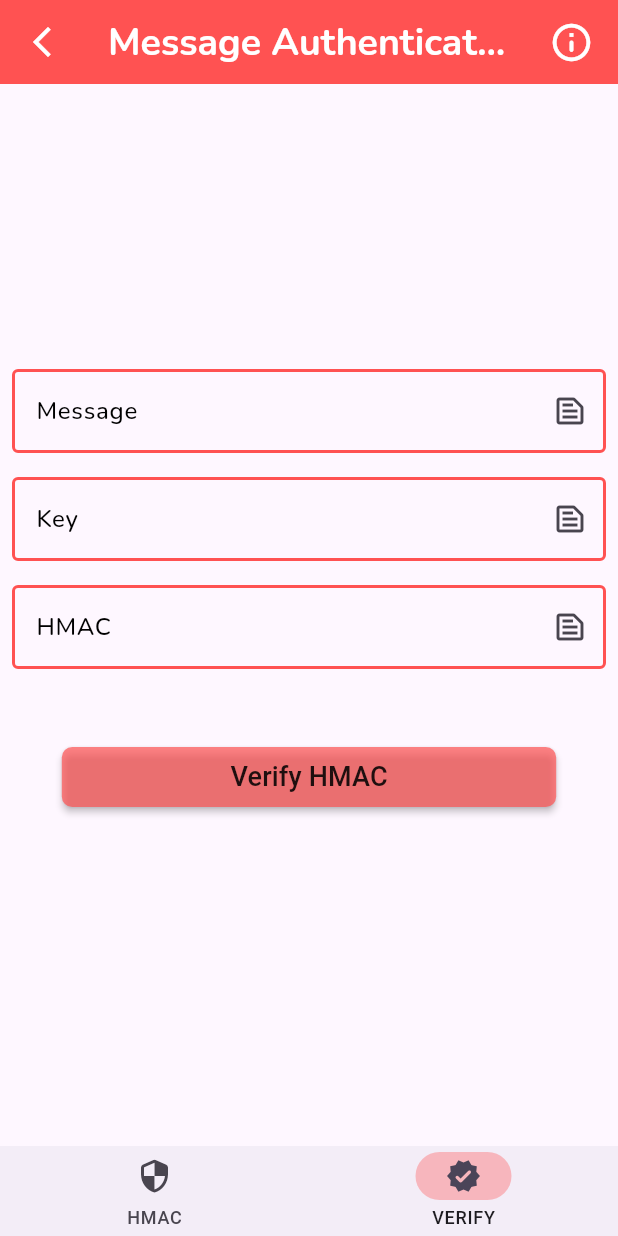
After one commit to Ram3ez/CyberSec, a Flutter app: the MessageAuthenticationPage screen opened directly, item 2 of the bottom bar chosen, after a tap on "Verify HMAC", on a phone screen of 412 x 824 dp. The commit adds this screen. Run offline on Flutter 3.47's test engine with Material 3 defaults, Android fonts, the phone set to English and light mode, and no system bars; our stand-ins replace google_fonts; missing offline and left inert: encrypt.

Commit message:
Added Message Authentication, refactored existing functions.

```diff
--- /dev/null
+++ b/lib/functions/message_authentication.dart
@@ -0,0 +1,17 @@
+import 'dart:convert';
+import 'package:crypto/crypto.dart';
+import 'package:flutter/services.dart';
+
+class MessageAuthentication {
+  static String genMAC(String message, String key) {
+    Uint8List messageBytes = utf8.encode(message);
+    Uint8List keyBytes = utf8.encode(key);
+
+    Hmac mac = Hmac(sha256, keyBytes);
+    return mac.convert(messageBytes).toString();
+  }
+
+  static bool checkMAC(String message, String key, String mac) {
+    return genMAC(message, key) == mac;
+  }
+}
--- a/lib/functions/miller_rabbin_test.dart
+++ b/lib/functions/miller_rabbin_test.dart
@@ -1,6 +1,7 @@
 import 'dart:math';
 
-bool millerRabinTest(BigInt n, {int k = 5}) {
+class MillerRabbinTest {
+  static bool test(BigInt n, {int k = 5}) {
     if (n < BigInt.from(2)) return false;
     if (n == BigInt.from(2) || n == BigInt.from(3)) return true;
     if (n % BigInt.from(2) == BigInt.from(0)) return false;
@@ -34,7 +35,7 @@ bool millerRabinTest(BigInt n, {int k = 5}) {
     return true;
   }
 
-int modPow(int base, int exponent, int mod) {
+  static int modPow(int base, int exponent, int mod) {
     int result = 1;
     base %= mod;
     while (exponent > 0) {
@@ -44,3 +45,4 @@ int modPow(int base, int exponent, int mod) {
     }
     return result;
   }
+}
--- /dev/null
+++ b/lib/pages/hmac_generation_page.dart
@@ -0,0 +1,88 @@
+import 'package:cyber_sec/components/custom_button.dart';
+import 'package:cyber_sec/components/custom_text_field.dart';
+import 'package:cyber_sec/functions/message_authentication.dart';
+import 'package:flutter/material.dart';
+import 'package:flutter/services.dart';
+
+// ignore: must_be_immutable
+class HmacGenerationPage extends StatelessWidget {
+  HmacGenerationPage({super.key});
+
+  final TextEditingController messageController = TextEditingController();
+
+  final TextEditingController keyController = TextEditingController();
+
+  final TextEditingController hmacController = TextEditingController();
+
+  String mac = "";
+
+  @override
+  Widget build(BuildContext context) {
+    return Scaffold(
+      body: Column(
+        mainAxisAlignment: MainAxisAlignment.center,
+        children: [
+          Spacer(),
+          CustomTextField(
+            label: "Message",
+            controller: messageController,
+            isNum: false,
+          ),
+          CustomTextField(
+            label: "Key",
+            controller: keyController,
+            isNum: false,
+          ),
+          SizedBox(height: 40),
+          CustomButton(
+            label: "Generate HMAC",
+            onPress: () {
+              if (messageController.text != "" && keyController.text != "") {
+                mac = MessageAuthentication.genMAC(
+                  messageController.text,
+                  keyController.text,
+                );
+              } else {
+                mac = "";
+                ScaffoldMessenger.of(context).showSnackBar(
+                  SnackBar(
+                    duration: Durations.long4,
+                    backgroundColor: Theme.of(context).canvasColor,
+                    content: Text(
+                      "Please Enter Both message and key",
+                      style: Theme.of(context).textTheme.bodySmall,
+                    ),
+                    behavior: SnackBarBehavior.floating,
+                  ),
+                );
+              }
+              hmacController.text = mac;
+            },
+          ),
+          Spacer(),
+          CustomTextField(
+            label: "HMAC",
+            controller: hmacController,
+            readOnly: true,
+            isNum: false,
+            iconFunction: () {
+              Clipboard.setData(ClipboardData(text: hmacController.text));
+              ScaffoldMessenger.of(context).showSnackBar(
+                SnackBar(
+                  duration: Durations.long4,
+                  backgroundColor: Theme.of(context).canvasColor,
+                  content: Text(
+                    "Copied to clipboard",
+                    style: Theme.of(context).textTheme.bodySmall,
+                  ),
+                  behavior: SnackBarBehavior.floating,
+                ),
+              );
+            },
+          ),
+          Spacer(),
+        ],
+      ),
+    );
+  }
+}
--- /dev/null
+++ b/lib/pages/message_authentication_page.dart
@@ -0,0 +1,95 @@
+import 'package:cyber_sec/components/base_page.dart';
+import 'package:cyber_sec/components/custom_dialog.dart';
+import 'package:cyber_sec/pages/hmac_generation_page.dart';
+import 'package:cyber_sec/pages/verify_hmac_page.dart';
+import 'package:flutter/material.dart';
+
+class MessageAuthenticationPage extends StatefulWidget {
+  const MessageAuthenticationPage({super.key});
+
+  @override
+  State<MessageAuthenticationPage> createState() =>
+      _MessageAuthenticationPageState();
+}
+
+class _MessageAuthenticationPageState extends State<MessageAuthenticationPage> {
+  int index = 0;
+
+  List<Widget> pages = [HmacGenerationPage(), VerifyHmacPage()];
+
+  @override
+  Widget build(BuildContext context) {
+    return BasePage(
+      dialog: CustomDialog(
+        title: "What is Message Authentication?",
+        body:
+            """A Message Authentication Code (MAC) is a short piece of information used to verify the integrity and authenticity of a message.
+
+It tells the receiver:
+
+"This message has not been tampered with"
+ "It came from someone who knows the shared secret key"
+
+MACs are used in systems where the sender and receiver share a secret key.
+
+How Does MAC Work?
+
+ Sender Side:
+Sender has a message M and a secret key K.
+Sender runs a MAC algorithm using M and K.
+The result is a MAC tag (e.g., T), which is sent along with the message.
+
+ Receiver Side:
+Receiver gets the message M and MAC tag T.
+Using the same secret key K, they run the MAC algorithm again to compute a new MAC.
+If their result matches the received MAC (T), the message is valid .
+
+Formula (for HMAC):MAC = HMAC(K, M)
+Where:
+K = secret key
+M = message
+HMAC = Hash-based Message Authentication Code
+
+Algorithm We Use: HMAC with SHA-256
+HMAC = Hash-based MAC algorithm
+
+SHA-256 = A secure hashing function
+
+It produces a fixed-size output (256 bits) even if the message is large.
+
+ Real-World Uses of MAC
+ Verifying transactions in banking
+ Secure message transfer in APIs
+App tokens and cookies
+ VPN and TLS protocols
+
+""",
+      ),
+      title: "Message Authentication",
+      child: Scaffold(
+        body: pages[index],
+        bottomNavigationBar: NavigationBar(
+          height: 60,
+          elevation: 0,
+          selectedIndex: index,
+          onDestinationSelected: (value) {
+            setState(() {
+              index = value;
+            });
+          },
+          indicatorColor: Colors.redAccent.withAlpha(90),
+          destinations: [
+            NavigationDestination(
+              icon: Icon(Icons.security_rounded),
+              label: "HMAC",
+            ),
+            NavigationDestination(
+              icon: Icon(Icons.verified_rounded),
+              label: "VERIFY",
+            ),
+          ],
+        ),
+      ),
+    );
+  }
+}
--- a/lib/pages/miller_rabbin_page.dart
+++ b/lib/pages/miller_rabbin_page.dart
@@ -83,7 +83,9 @@ class _MillerRabbinPageState extends State<MillerRabbinPage> {
                     isError = false;
                   });
                   try {
-                    isPrime = millerRabinTest(BigInt.parse(controller.text));
+                    isPrime = MillerRabbinTest.test(
+                      BigInt.parse(controller.text),
+                    );
                     setState(() {
                       submitted = true;
                     });
--- a/lib/pages/prime_generator_page.dart
+++ b/lib/pages/prime_generator_page.dart
@@ -78,7 +78,7 @@ class _PrimeGeneratorPageState extends State<PrimeGeneratorPage> {
                     isError = false;
                   });
                   try {
-                    prime = generateLargePrime(
+                    prime = PrimeGenerator.generate(
                       int.parse(bitsController.text),
                       casesController.text == ""
                           ? 5
--- a/lib/pages/pseudo_random_generator_page.dart
+++ b/lib/pages/pseudo_random_generator_page.dart
@@ -5,6 +5,7 @@ import "package:cyber_sec/components/custom_slider.dart";
 import "package:cyber_sec/functions/pseudo_random_generator.dart";
 import "package:flutter/material.dart";
 
+// ignore: must_be_immutable
 class PseudoRandomGeneratorPage extends StatefulWidget {
   PseudoRandomGeneratorPage({super.key});
   double minValue = 0.0;
@@ -84,7 +85,7 @@ If you need randomness for cryptography, use CSPRNG (Cryptographically Secure PR
                     }
                     setState(() {
                       widget.submitted = true;
-                      widget.randomNum = pseudoRandomNumber(
+                      widget.randomNum = PseudoRandomGenerator.generate(
                         widget.minValue.toInt(),
                         widget.maxValue.toInt(),
                       );
--- /dev/null
+++ b/lib/pages/verify_hmac_page.dart
@@ -0,0 +1,110 @@
+import "package:cyber_sec/components/custom_button.dart";
+import "package:cyber_sec/components/custom_text_field.dart";
+import "package:cyber_sec/functions/message_authentication.dart";
+import "package:flutter/material.dart";
+import "package:flutter/services.dart";
+
+class VerifyHmacPage extends StatefulWidget {
+  VerifyHmacPage({super.key});
+
+  @override
+  State<VerifyHmacPage> createState() => _VerifyHmacPageState();
+}
+
+class _VerifyHmacPageState extends State<VerifyHmacPage> {
+  final TextEditingController messageController = TextEditingController();
+
+  final TextEditingController keyController = TextEditingController();
+
+  final TextEditingController hmacController = TextEditingController();
+
+  bool? isValid;
+
+  @override
+  Widget build(BuildContext context) {
+    return Scaffold(
+      body: Column(
+        mainAxisAlignment: MainAxisAlignment.center,
+        children: [
+          Spacer(),
+          CustomTextField(
+            label: "Message",
+            controller: messageController,
+            isNum: false,
+          ),
+          CustomTextField(
+            label: "Key",
+            controller: keyController,
+            isNum: false,
+          ),
+          CustomTextField(
+            label: "HMAC",
+            controller: hmacController,
+            isNum: false,
+            iconFunction: () async {
+              var data = await Clipboard.getData(Clipboard.kTextPlain);
+              hmacController.text = data!.text ?? "";
+              if (!context.mounted) return;
+              ScaffoldMessenger.of(context).showSnackBar(
+                SnackBar(
+                  duration: Durations.long4,
+                  backgroundColor: Theme.of(context).canvasColor,
+                  content: Text(
+                    "Pasted from clipboard",
+                    style: Theme.of(context).textTheme.bodySmall,
+                  ),
+                  behavior: SnackBarBehavior.floating,
+                ),
+              );
+            },
+          ),
+          SizedBox(height: 40),
+          CustomButton(
+            label: "Verify HMAC",
+            onPress: () {
+              if (messageController.text != "" &&
+                  keyController.text != "" &&
+                  hmacController.text != "") {
+                isValid = MessageAuthentication.checkMAC(
+                  messageController.text,
+                  keyController.text,
+                  hmacController.text,
+                );
+                setState(() {});
+              } else {
+                isValid = null;
+                setState(() {});
+                ScaffoldMessenger.of(context).showSnackBar(
+                  SnackBar(
+                    duration: Durations.long4,
+                    backgroundColor: Theme.of(context).canvasColor,
+                    content: Text(
+                      "Please Enter message, key and hmac",
+                      style: Theme.of(context).textTheme.bodySmall,
+                    ),
+                    behavior: SnackBarBehavior.floating,
+                  ),
+                );
+              }
+            },
+          ),
+          SizedBox(height: 40),
+          isValid != null
+              ? Text(
+                "The Message is ${isValid! ? "valid" : "Invalid"}",
+                style:
+                    isValid!
+                        ? Theme.of(
+                          context,
+                        ).textTheme.titleSmall?.copyWith(color: Colors.green)
+                        : Theme.of(
+                          context,
+                        ).textTheme.titleSmall?.copyWith(color: Colors.red),
+              )
+              : SizedBox.shrink(),
+          Spacer(),
+        ],
+      ),
+    );
+  }
+}
```
Also changed, not shown: lib/functions/encryption.dart (+6 -4 lines), lib/functions/prime_generator.dart (+9 -4 lines), lib/functions/pseudo_random_generator.dart (+5 -3 lines), lib/pages/encryption_page.dart (+27 -2 lines), lib/pages/home_page.dart (+11 -0 lines). Lines whose indentation alone changed are shown as unchanged.
